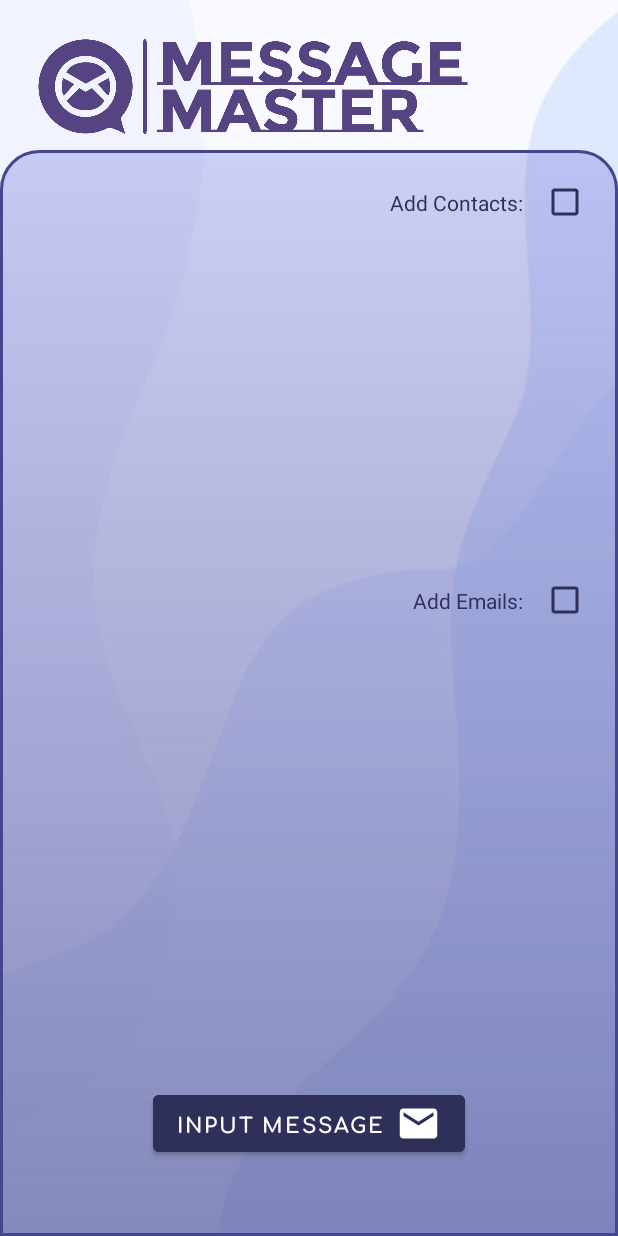
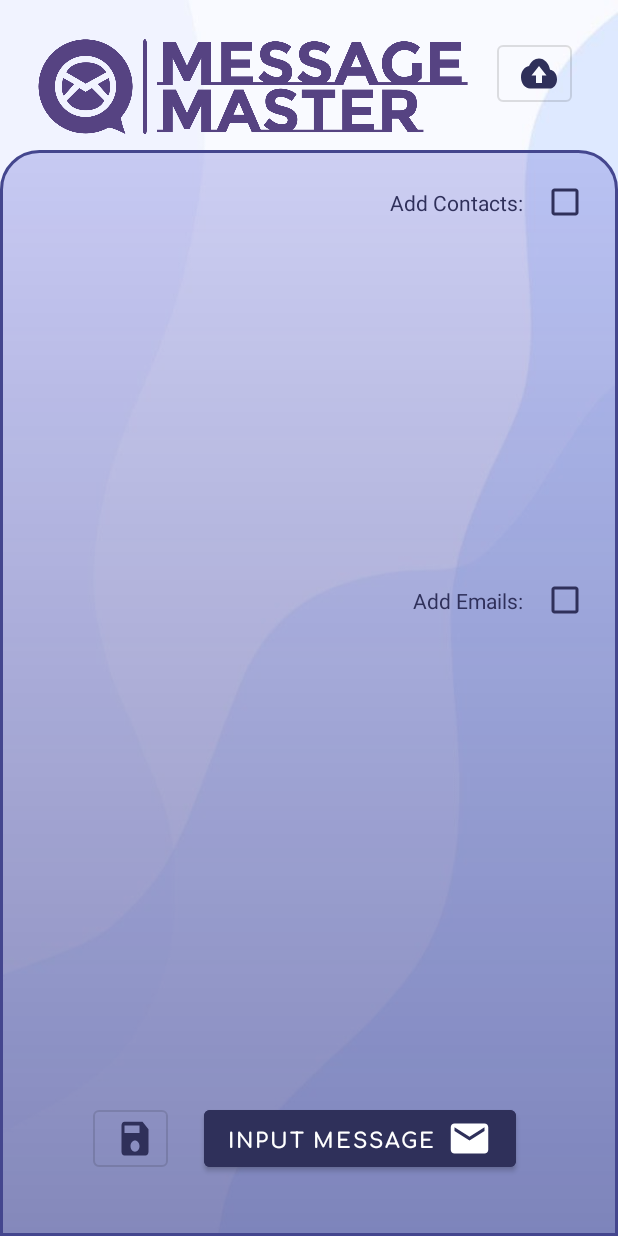
Before and after one commit to AritraBiswas9788/Message-Master, an Android app: the screen it shows after launch (MainActivity), after a tap on an icon or button, on a phone screen of 412 x 824 dp. Run offline under Robolectric (Android 15) with nearby library versions, the phone set to English and light mode, and no system bars; libraries missing offline, so code that uses them is left out: com.onegravity.contactpicker; Roboto replaces fonts that are not available here; 1 other tap on this screen came first.

```diff
--- /dev/null
+++ b/app/src/main/res/drawable/baseline_cloud_upload_24.xml
@@ -0,0 +1,5 @@
+<vector android:height="30dp" android:tint="#2F305A"
+    android:viewportHeight="24" android:viewportWidth="24"
+    android:width="24dp" xmlns:android="http://schemas.android.com/apk/res/android">
+    <path android:fillColor="@android:color/white" android:pathData="M19.35,10.04C18.67,6.59 15.64,4 12,4 9.11,4 6.6,5.64 5.35,8.04 2.34,8.36 0,10.91 0,14c0,3.31 2.69,6 6,6h13c2.76,0 5,-2.24 5,-5 0,-2.64 -2.05,-4.78 -4.65,-4.96zM14,13v4h-4v-4H7l5,-5 5,5h-3z"/>
+</vector>
--- /dev/null
+++ b/app/src/main/res/drawable/baseline_save_24.xml
@@ -0,0 +1,6 @@
+<vector  android:autoMirrored="true"
+    android:height="30dp" android:tint="#2F305A"
+    android:viewportHeight="24" android:viewportWidth="24"
+    android:width="24dp" xmlns:android="http://schemas.android.com/apk/res/android">
+    <path android:fillColor="@android:color/white" android:pathData="M17,3L5,3c-1.11,0 -2,0.9 -2,2v14c0,1.1 0.89,2 2,2h14c1.1,0 2,-0.9 2,-2L21,7l-4,-4zM12,19c-1.66,0 -3,-1.34 -3,-3s1.34,-3 3,-3 3,1.34 3,3 -1.34,3 -3,3zM15,9L5,9L5,5h10v4z"/>
+</vector>
--- /dev/null
+++ b/app/src/main/res/drawable/baseline_upload_file_24.xml
@@ -0,0 +1,5 @@
+<vector android:height="30dp" android:tint="#2F305A"
+    android:viewportHeight="24" android:viewportWidth="24"
+    android:width="24dp" xmlns:android="http://schemas.android.com/apk/res/android">
+    <path android:fillColor="@android:color/white" android:pathData="M14,2L6,2c-1.1,0 -1.99,0.9 -1.99,2L4,20c0,1.1 0.89,2 1.99,2L18,22c1.1,0 2,-0.9 2,-2L20,8l-6,-6zM18,20L6,20L6,4h7v5h5v11zM8,15.01l1.41,1.41L11,14.84L11,19h2v-4.16l1.59,1.59L16,15.01 12.01,11z"/>
+</vector>
--- a/app/src/main/res/layout/activity_main.xml
+++ b/app/src/main/res/layout/activity_main.xml
@@ -177,6 +177,7 @@
                 app:layout_constraintEnd_toEndOf="parent"
                 app:layout_constraintStart_toEndOf="@+id/numbers"
                 app:layout_constraintTop_toBottomOf="@+id/textInputLayout" />
+
         </androidx.constraintlayout.widget.ConstraintLayout>
 
         <TextView
@@ -192,8 +193,8 @@
             android:id="@+id/mailCheckBox"
             android:layout_width="50dp"
             android:layout_height="50dp"
+            android:layout_marginTop="275dp"
             android:layout_marginRight="10dp"
-            android:layout_marginTop="275dp"
             android:buttonTint="#2F305A"
             android:checked="true"
             app:layout_constraintEnd_toEndOf="parent"
@@ -286,17 +287,43 @@
             android:id="@+id/MessageButton"
             android:layout_width="wrap_content"
             android:layout_height="wrap_content"
-            android:layout_marginBottom="50dp"
+            android:layout_marginBottom="40dp"
             android:backgroundTint="#2F305A"
             android:drawableRight="@drawable/emailicon"
             android:fontFamily="@font/comfortaa_bold"
             android:text="INPUT MESSAGE"
             app:layout_constraintBottom_toBottomOf="parent"
             app:layout_constraintEnd_toEndOf="parent"
+            app:layout_constraintHorizontal_bias="0.666"
             app:layout_constraintStart_toStartOf="parent" />
+
+        <Button
+            android:id="@+id/Save"
+            style="@style/Widget.MaterialComponents.Button.OutlinedButton"
+            android:layout_width="50dp"
+            android:layout_height="50dp"
+            android:layout_marginEnd="24dp"
+            android:drawableLeft="@drawable/baseline_save_24"
+            android:text=""
+            app:layout_constraintBottom_toBottomOf="@+id/MessageButton"
+            app:layout_constraintEnd_toStartOf="@+id/MessageButton"
+            app:layout_constraintTop_toTopOf="@+id/MessageButton" />
 
 
     </androidx.constraintlayout.widget.ConstraintLayout>
 
+    <Button
+        android:id="@+id/Load"
+        style="@style/Widget.MaterialComponents.Button.OutlinedButton"
+        android:layout_width="50dp"
+        android:layout_height="50dp"
+        android:layout_marginTop="24dp"
+        android:drawableLeft="@drawable/baseline_cloud_upload_24"
+        android:text=""
+        app:layout_constraintEnd_toEndOf="parent"
+        app:layout_constraintHorizontal_bias="0.38"
+        app:layout_constraintStart_toEndOf="@+id/imageView"
+        app:layout_constraintTop_toTopOf="parent" />
+
 
 </androidx.constraintlayout.widget.ConstraintLayout>
```
Also changed, not shown: app/src/main/java/com/example/messagemaster/MainActivity.kt (+58 -6 lines).
